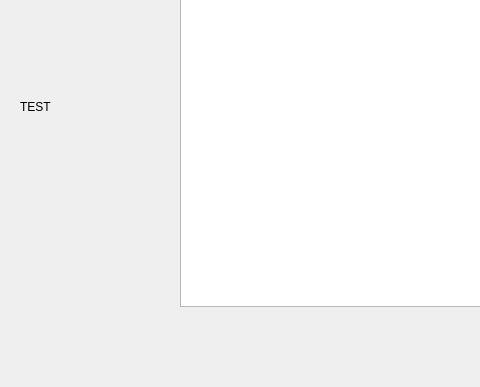
This is src/mainwindow.ui in ragga57/ICP as Qt 5 draws it before an edit; both pictures show x 0 to 480 and y 304 to 691 of the 1200 by 691 pixel window. The edited form follows.
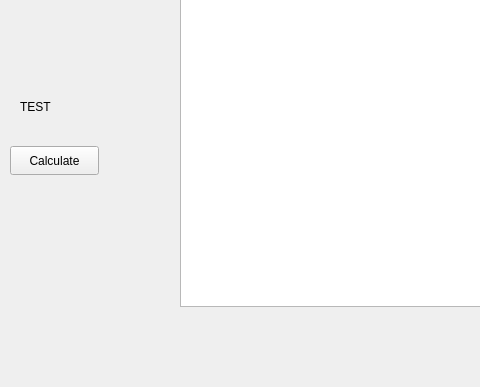
This is the edited form.

Patch:
```diff
--- a/src/mainwindow.ui
+++ b/src/mainwindow.ui
@@ -173,6 +173,19 @@
      <string>%</string>
     </property>
    </widget>
+   <widget class="QPushButton" name="runButton">
+    <property name="geometry">
+     <rect>
+      <x>10</x>
+      <y>450</y>
+      <width>89</width>
+      <height>29</height>
+     </rect>
+    </property>
+    <property name="text">
+     <string>Calculate</string>
+    </property>
+   </widget>
   </widget>
   <widget class="QMenuBar" name="menuBar">
    <property name="geometry">
```
